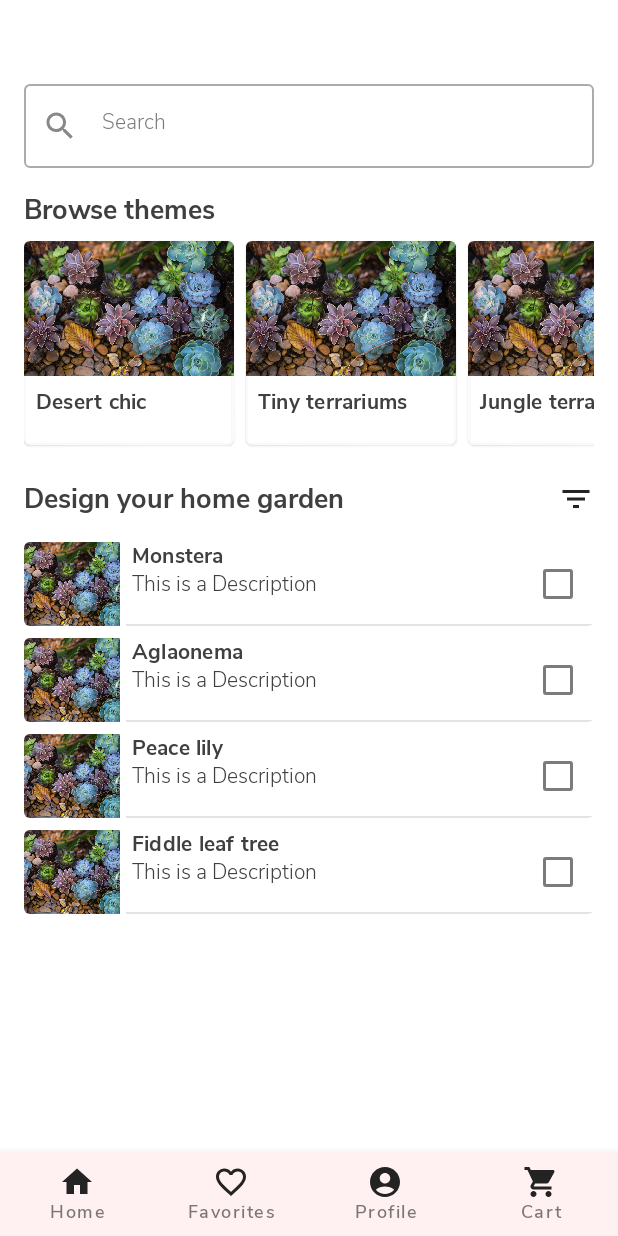
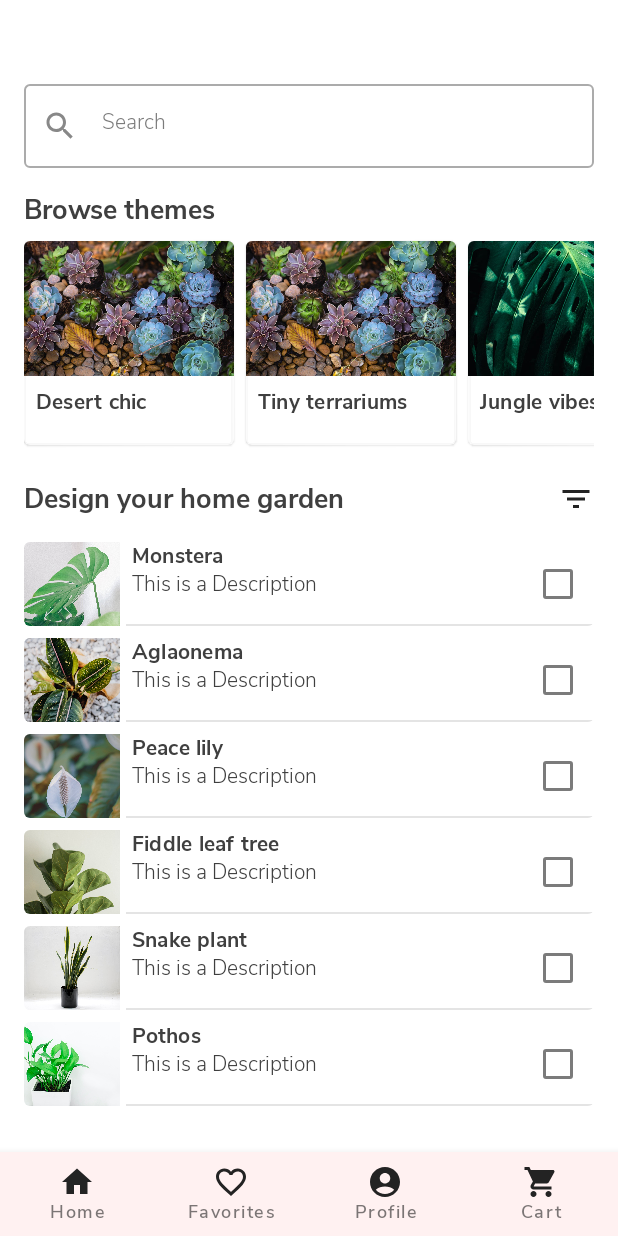
Before and after one commit to mjmanaog/week-3-androiddevchallenge, an Android app built with Jetpack Compose: the HomeNavigation screen opened through its navigation route, on a phone screen of 412 x 824 dp. Run offline under Robolectric (Android 15) with nearby library versions, the light colour scheme and no system bars; 1 statement that could not run was skipped.

Commit message:
chore: added resources

```diff
--- a/app/src/main/java/com/example/androiddevchallenge/helpers/DummyData.kt
+++ b/app/src/main/java/com/example/androiddevchallenge/helpers/DummyData.kt
@@ -8,13 +8,17 @@ data class DummyPlantsData(val image: Int, val title: String, val description: S
 val themesList = arrayListOf(
     DummyThemesData(R.drawable.img_desert_chiq, "Desert chic"),
     DummyThemesData(R.drawable.img_desert_chiq, "Tiny terrariums"),
-    DummyThemesData(R.drawable.img_desert_chiq, "Jungle terrariums"),
+    DummyThemesData(R.drawable.img_jungle_vibes, "Jungle vibes"),
+    DummyThemesData(R.drawable.img_easy_care, "Easy care"),
+    DummyThemesData(R.drawable.img_statements, "Statements"),
 )
 
 
 val plantsList = arrayListOf(
-    DummyPlantsData(R.drawable.img_desert_chiq, "Monstera", "This is a Description"),
-    DummyPlantsData(R.drawable.img_desert_chiq, "Aglaonema", "This is a Description"),
-    DummyPlantsData(R.drawable.img_desert_chiq, "Peace lily", "This is a Description"),
-    DummyPlantsData(R.drawable.img_desert_chiq, "Fiddle leaf tree", "This is a Description"),
+    DummyPlantsData(R.drawable.img_mostera, "Monstera", "This is a Description"),
+    DummyPlantsData(R.drawable.img_aglaonema, "Aglaonema", "This is a Description"),
+    DummyPlantsData(R.drawable.img_peace_lily, "Peace lily", "This is a Description"),
+    DummyPlantsData(R.drawable.img_fiddle, "Fiddle leaf tree", "This is a Description"),
+    DummyPlantsData(R.drawable.img_snake_plant, "Snake plant", "This is a Description"),
+    DummyPlantsData(R.drawable.img_pothos, "Pothos", "This is a Description"),
     )
--- a/app/src/main/java/com/example/androiddevchallenge/ui/components/ReusableComponents.kt
+++ b/app/src/main/java/com/example/androiddevchallenge/ui/components/ReusableComponents.kt
@@ -1,7 +1,6 @@
 package com.example.androiddevchallenge.ui.components
 
 import androidx.compose.foundation.Image
-import androidx.compose.foundation.layout.padding
 import androidx.compose.runtime.Composable
 import androidx.compose.ui.Modifier
 import androidx.compose.ui.graphics.painter.Painter
--- a/app/src/main/java/com/example/androiddevchallenge/ui/screens/CartScreen.kt
+++ b/app/src/main/java/com/example/androiddevchallenge/ui/screens/CartScreen.kt
@@ -3,7 +3,6 @@ package com.example.androiddevchallenge.ui.screens
 import androidx.compose.foundation.layout.Arrangement
 import androidx.compose.foundation.layout.Column
 import androidx.compose.foundation.layout.fillMaxSize
-import androidx.compose.foundation.layout.fillMaxWidth
 import androidx.compose.material.Surface
 import androidx.compose.material.Text
 import androidx.compose.runtime.Composable
--- a/app/src/main/java/com/example/androiddevchallenge/ui/screens/FavoritesScreen.kt
+++ b/app/src/main/java/com/example/androiddevchallenge/ui/screens/FavoritesScreen.kt
@@ -3,7 +3,6 @@ package com.example.androiddevchallenge.ui.screens
 import androidx.compose.foundation.layout.Arrangement
 import androidx.compose.foundation.layout.Column
 import androidx.compose.foundation.layout.fillMaxSize
-import androidx.compose.foundation.layout.fillMaxWidth
 import androidx.compose.material.Surface
 import androidx.compose.material.Text
 import androidx.compose.runtime.Composable
--- a/app/src/main/java/com/example/androiddevchallenge/ui/screens/ProfileScreen.kt
+++ b/app/src/main/java/com/example/androiddevchallenge/ui/screens/ProfileScreen.kt
@@ -3,7 +3,6 @@ package com.example.androiddevchallenge.ui.screens
 import androidx.compose.foundation.layout.Arrangement
 import androidx.compose.foundation.layout.Column
 import androidx.compose.foundation.layout.fillMaxSize
-import androidx.compose.foundation.layout.fillMaxWidth
 import androidx.compose.material.Surface
 import androidx.compose.material.Text
 import androidx.compose.runtime.Composable
```
Also changed, not shown: app/src/main/res/drawable/img_aglaonema.jpeg (added), app/src/main/res/drawable/img_easy_care.jpeg (added), app/src/main/res/drawable/img_fiddle.jpeg (added), app/src/main/res/drawable/img_jungle_vibes.jpeg (added), app/src/main/res/drawable/img_mostera.jpeg (added), app/src/main/res/drawable/img_peace_lily.jpeg (added), app/src/main/res/drawable/img_pothos.jpeg (added), app/src/main/res/drawable/img_snake_plant.jpeg (added), app/src/main/res/drawable/img_statements.jpeg (added), app/src/main/res/drawable/img_tiny_terrarium.jpeg (added).
